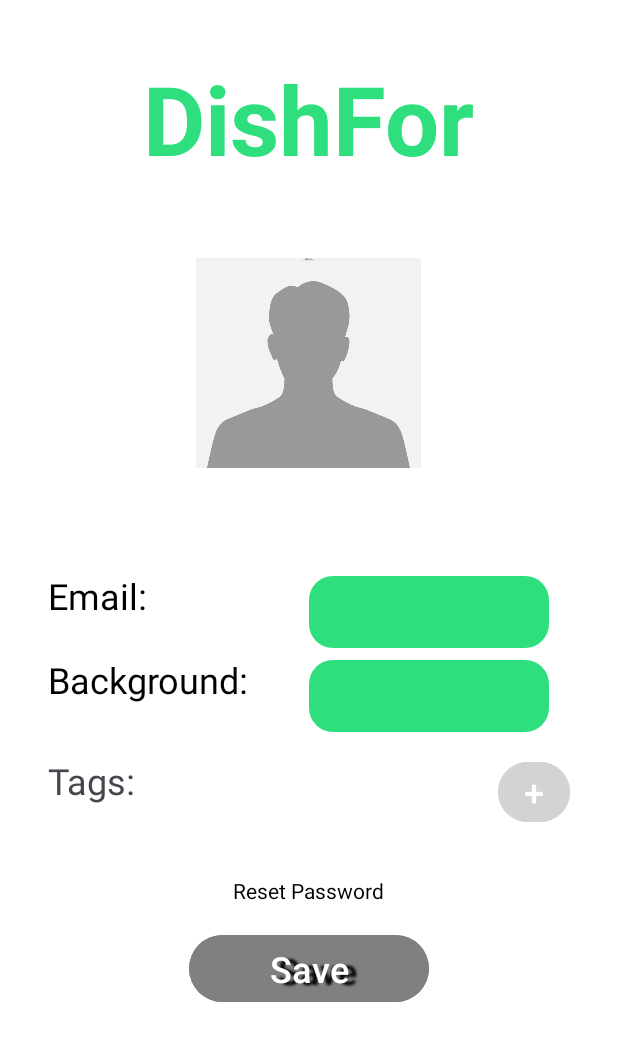
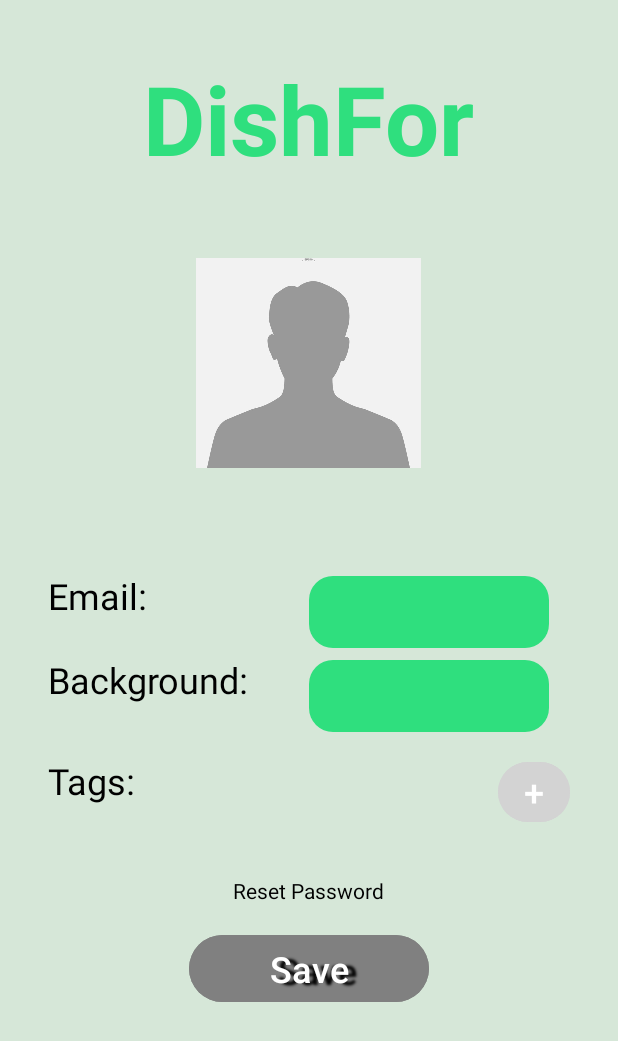
Before and after one commit to hod25/Cellular-Project, an Android app: the EditUserFragment screen opened through its navigation route, on a phone screen of 412 x 824 dp. Shown: the top 1041 px of the screen. Run offline under Robolectric (Android 15) with nearby library versions, the phone set to English and light mode, and no system bars.

Commit message:
background N removeall

```diff
--- a/app/src/main/java/com/example/myapplication/RecipeViewModel.kt
+++ b/app/src/main/java/com/example/myapplication/RecipeViewModel.kt
@@ -15,4 +15,8 @@ class RecipeViewModel : ViewModel() {
     fun removeIngredient(ingredient: String) {
         _ingredients.value = _ingredients.value?.toMutableList()?.apply { remove(ingredient) }
     }
+
+    fun removeAll() {
+        _ingredients.value = emptyList()
+    }
 }
--- a/app/src/main/res/layout/fragment_edituser.xml
+++ b/app/src/main/res/layout/fragment_edituser.xml
@@ -1,12 +1,12 @@
 <?xml version="1.0" encoding="utf-8"?>
 <ScrollView xmlns:android="http://schemas.android.com/apk/res/android"
+    xmlns:app="http://schemas.android.com/apk/res-auto"
     xmlns:tools="http://schemas.android.com/tools"
     android:layout_width="match_parent"
     android:layout_height="match_parent"
-    xmlns:app="http://schemas.android.com/apk/res-auto"
-    android:paddingTop="36dp"
+    android:background="@color/background"
     android:paddingHorizontal="32dp"
-    android:background="@color/white">
+    android:paddingTop="36dp">
 
     <LinearLayout
         android:layout_width="match_parent"
@@ -17,13 +17,13 @@
             android:id="@+id/appTitleEditUser"
             android:layout_width="wrap_content"
             android:layout_height="wrap_content"
-            android:text="@string/dish_for"
-            android:textSize="64sp"
-            android:textStyle="bold"
             android:layout_gravity="center"
             android:layout_marginBottom="18dp"
+            android:minHeight="48dp"
+            android:text="@string/dish_for"
             android:textColor="@color/title"
-            android:minHeight="48dp"/>
+            android:textSize="64sp"
+            android:textStyle="bold" />
 
         <ImageView
             android:id="@+id/imagePreview"
@@ -32,59 +32,59 @@
             android:layout_gravity="center"
             android:layout_marginTop="32dp"
             android:layout_marginBottom="64dp"
+            android:background="@drawable/image_platform"
             android:contentDescription="@string/avatar"
             android:scaleType="centerCrop"
-            android:src="@drawable/avatar"
-            android:background="@drawable/image_platform"/>
+            android:src="@drawable/avatar" />
 
         <GridLayout
             android:layout_width="match_parent"
             android:layout_height="wrap_content"
+            android:layout_marginBottom="16dp"
             android:columnCount="2"
-            android:orientation="horizontal"
-            android:layout_marginBottom="16dp">
+            android:orientation="horizontal">
 
             <TextView
                 android:layout_width="wrap_content"
                 android:layout_height="wrap_content"
+                android:layout_marginEnd="108dp"
                 android:text="@string/email_colon"
-                android:textSize="24sp"
                 android:textColor="@color/black"
-                android:layout_marginEnd="108dp" />
+                android:textSize="24sp" />
 
             <EditText
                 android:id="@+id/emailEditUser"
                 android:layout_width="160dp"
                 android:layout_height="wrap_content"
+                android:layout_marginTop="8dp"
                 android:layout_weight="2"
+                android:background="@drawable/text_fields"
                 android:inputType="textEmailAddress"
-                android:background="@drawable/text_fields"
+                android:minHeight="48dp"
                 android:paddingStart="16dp"
-                android:textColor="@color/cream"
                 android:paddingEnd="16dp"
-                android:minHeight="48dp"
-                android:layout_marginTop="8dp" />
+                android:textColor="@color/cream" />
 
             <TextView
                 android:layout_width="wrap_content"
                 android:layout_height="wrap_content"
+                android:layout_marginEnd="8dp"
                 android:text="@string/background"
-                android:textSize="24sp"
                 android:textColor="@color/black"
-                android:layout_marginEnd="8dp" />
+                android:textSize="24sp" />
 
             <EditText
                 android:id="@+id/backgroundEditUser"
                 android:layout_width="160dp"
-                android:textColor="@color/cream"
                 android:layout_height="wrap_content"
+                android:layout_marginTop="8dp"
                 android:layout_weight="1"
+                android:background="@drawable/text_fields"
                 android:inputType="textEmailAddress"
-                android:background="@drawable/text_fields"
+                android:minHeight="48dp"
                 android:paddingStart="16dp"
                 android:paddingEnd="16dp"
-                android:minHeight="48dp"
-                android:layout_marginTop="8dp" />
+                android:textColor="@color/cream" />
         </GridLayout>
 
         <androidx.constraintlayout.widget.ConstraintLayout
@@ -96,39 +96,40 @@
                 android:layout_width="wrap_content"
                 android:layout_height="wrap_content"
                 android:text="@string/tags"
+                android:textColor="@color/black"
                 android:textSize="24sp"
-                app:layout_constraintTop_toTopOf="parent"
-                app:layout_constraintStart_toStartOf="parent" />
+                app:layout_constraintStart_toStartOf="parent"
+                app:layout_constraintTop_toTopOf="parent" />
 
             <GridLayout
+                android:id="@+id/tagsRecyclerView"
                 android:layout_width="wrap_content"
                 android:layout_height="wrap_content"
                 android:columnCount="3"
-                android:id="@+id/tagsRecyclerView"
-                app:layout_constraintStart_toEndOf="@id/tagsTitle"
-                    app:layout_constraintEnd_toEndOf="parent"
-                app:layout_constraintBottom_toTopOf="@id/addTagButton"/>
+                app:layout_constraintBottom_toTopOf="@id/addTagButton"
+                app:layout_constraintEnd_toEndOf="parent"
+                app:layout_constraintStart_toEndOf="@id/tagsTitle" />
 
             <LinearLayout
                 android:id="@+id/tagSelectionContainer"
                 android:layout_width="match_parent"
                 android:layout_height="wrap_content"
-                android:visibility="gone"
-                android:orientation="vertical"
                 android:layout_marginTop="8dp"
                 android:layout_marginBottom="16dp"
                 android:background="@android:color/white"
                 android:elevation="4dp"
+                android:orientation="vertical"
                 android:padding="16dp"
-                app:layout_constraintTop_toBottomOf="@id/tagsRecyclerView"
+                android:visibility="gone"
+                app:layout_constraintBottom_toTopOf="@id/addTagButton"
+                app:layout_constraintEnd_toEndOf="parent"
                 app:layout_constraintStart_toStartOf="parent"
-                app:layout_constraintEnd_toEndOf="parent"
-                app:layout_constraintBottom_toTopOf="@id/addTagButton">
+                app:layout_constraintTop_toBottomOf="@id/tagsRecyclerView">
 
                 <androidx.recyclerview.widget.RecyclerView
                     android:id="@+id/tagSelectionRecyclerView"
                     android:layout_width="match_parent"
-                    android:layout_height="wrap_content"/>
+                    android:layout_height="wrap_content" />
 
             </LinearLayout>
 
@@ -152,11 +153,11 @@
             android:id="@+id/forgotPassword"
             android:layout_width="wrap_content"
             android:layout_height="wrap_content"
-            android:text="@string/reset_password"
-            android:textColor="@color/black"
             android:layout_gravity="center"
             android:layout_marginTop="32dp"
-            android:minHeight="16dp" />
+            android:minHeight="16dp"
+            android:text="@string/reset_password"
+            android:textColor="@color/black" />
 
         <Button
             android:id="@+id/saveUserChanges"
--- a/app/src/main/res/values/colors.xml
+++ b/app/src/main/res/values/colors.xml
@@ -15,4 +15,5 @@
     <color name="red">#DC0000</color>
     <color name="yellow">#CDDC39</color>
     <color name="dark_green">#176A1C</color>
+    <color name="background">#384CAF50</color>
 </resources>
```
Also changed, not shown: app/src/main/java/com/example/myapplication/CreateRecipeFragment.kt (+31 -0 lines), app/src/main/res/layout/fragment_createrecipe.xml (+4 -3 lines), app/src/main/res/layout/fragment_login.xml (+18 -18 lines), app/src/main/res/layout/fragment_register.xml (+37 -34 lines).
